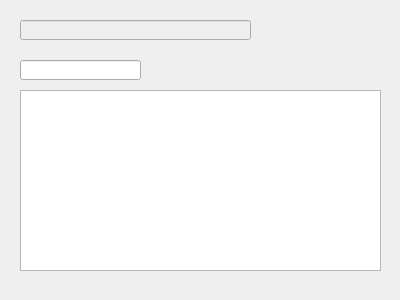
Old version of the form B9Creator/b9terminal.ui in the repository B9Creations/B9Creator.
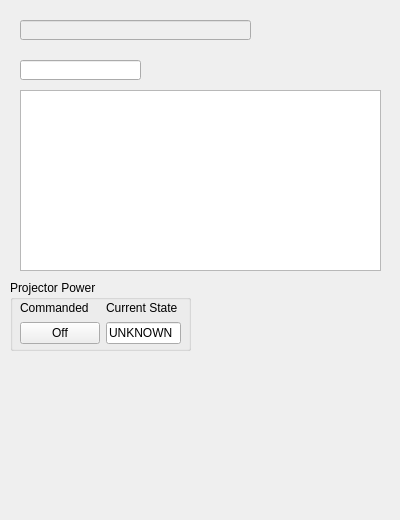
New version of the form.

Commit message: More printercom & terminal work

```diff
--- a/B9Creator/b9terminal.ui
+++ b/B9Creator/b9terminal.ui
@@ -7,7 +7,7 @@
     <x>0</x>
     <y>0</y>
     <width>400</width>
-    <height>300</height>
+    <height>520</height>
    </rect>
   </property>
   <property name="windowTitle">
@@ -49,6 +49,74 @@
     </rect>
    </property>
   </widget>
+  <widget class="QGroupBox" name="groupBox">
+   <property name="geometry">
+    <rect>
+     <x>10</x>
+     <y>280</y>
+     <width>181</width>
+     <height>71</height>
+    </rect>
+   </property>
+   <property name="title">
+    <string>Projector Power</string>
+   </property>
+   <widget class="QWidget" name="">
+    <property name="geometry">
+     <rect>
+      <x>10</x>
+      <y>20</y>
+      <width>161</width>
+      <height>44</height>
+     </rect>
+    </property>
+    <layout class="QGridLayout" name="gridLayout">
+     <item row="0" column="0">
+      <widget class="QLabel" name="label_2">
+       <property name="text">
+        <string>Commanded</string>
+       </property>
+      </widget>
+     </item>
+     <item row="0" column="1">
+      <widget class="QLabel" name="label_3">
+       <property name="text">
+        <string>Current State</string>
+       </property>
+      </widget>
+     </item>
+     <item row="1" column="0">
+      <widget class="QPushButton" name="pushButtonProjPower">
+       <property name="toolTip">
+        <string>Toggle desired projector state on/off</string>
+       </property>
+       <property name="text">
+        <string>Off</string>
+       </property>
+       <property name="checkable">
+        <bool>true</bool>
+       </property>
+       <property name="checked">
+        <bool>false</bool>
+       </property>
+       <property name="flat">
+        <bool>false</bool>
+       </property>
+      </widget>
+     </item>
+     <item row="1" column="1">
+      <widget class="QLineEdit" name="lineEditProjState">
+       <property name="text">
+        <string>UNKNOWN</string>
+       </property>
+       <property name="readOnly">
+        <bool>true</bool>
+       </property>
+      </widget>
+     </item>
+    </layout>
+   </widget>
+  </widget>
  </widget>
  <resources/>
  <connections>
```
The commit also changes 7 other files.
